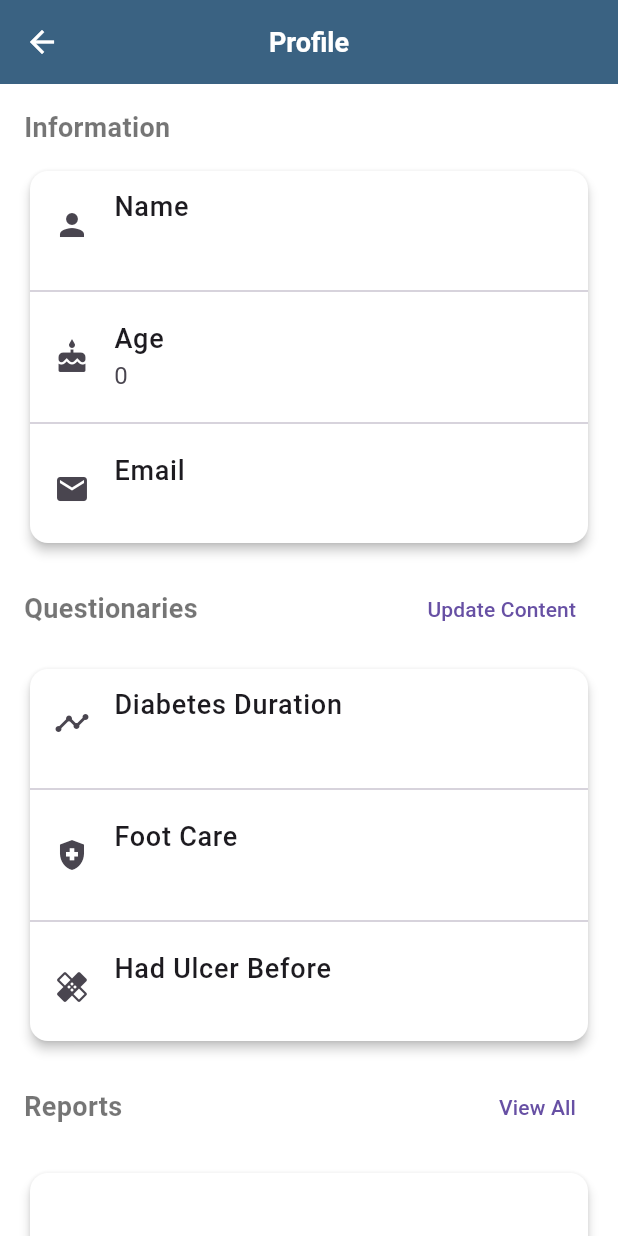
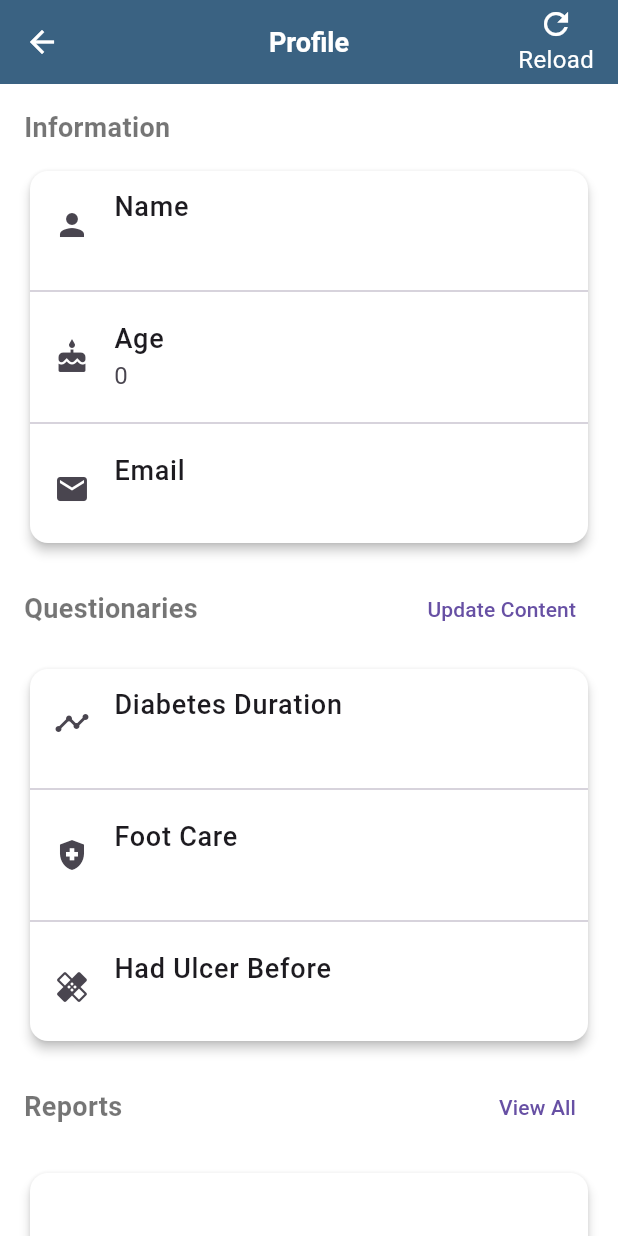
Before and after one commit to salmannaeem112215/dfuApp, a Flutter app: the ProfileScreen screen opened by its route, on a phone screen of 412 x 824 dp. Run offline on Flutter 3.47's test engine with Material 3 defaults, Android fonts, the phone set to English and light mode, and no system bars; our stand-ins replace camera, cloud_firestore, firebase_auth, firebase_core, get, image_picker and 1 more; accounts and stored records are empty.

Commit message:
Email Verifiaction + User Profile + User Data + User QUestionaires being safe

```diff
--- a/lib/screens/profile.dart
+++ b/lib/screens/profile.dart
@@ -1,4 +1,5 @@
 import 'package:flutter_ui/headers.dart';
+import 'package:flutter_ui/screens/home_screen.dart';
 
 class ProfileScreen extends StatefulWidget {
   const ProfileScreen({super.key});
@@ -9,12 +10,24 @@ class ProfileScreen extends StatefulWidget {
 
 class _ProfileScreenState extends State<ProfileScreen> {
   final controller = Get.find<AppController>();
+
   @override
   Widget build(BuildContext context) {
     final user = controller.myUser!;
+    print("IS EMAIL VEIRIFID ${controller.isEmailVerified}");
     return Scaffold(
       appBar: AppBar(
         title: Text('Profile'),
+        actions: [
+          AppBarActionBtn(
+            onTap: () async {
+              await controller.reload();
+              setState(() {});
+            },
+            icon: Icons.refresh,
+            text: 'Reload',
+          )
+        ],
       ),
       body: SingleChildScrollView(
         child: Padding(
@@ -54,7 +67,23 @@ class _ProfileScreenState extends State<ProfileScreen> {
                     Divider(),
                     ListTile(
                       leading: Icon(Icons.email),
-                      title: Text('Email'),
+                      title: Row(
+                        children: [
+                          Text('Email'),
+                          Spacer(),
+                          if (!FirebaseAuth.instance.currentUser!.emailVerified)
+                            GestureDetector(
+                              onTap: controller.sendEmailVerification,
+                              child: Text(
+                                'Verify Now',
+                                style: TextStyle(
+                                  color: Colors.blue,
+                                  fontSize: 16,
+                                ),
+                              ),
+                            ),
+                        ],
+                      ),
                       subtitle: Text(user.email),
                     ),
                   ],
--- a/lib/utility/my_firebase.dart
+++ b/lib/utility/my_firebase.dart
@@ -8,6 +8,7 @@ class MyFirebase {
   }
 
   User? get currentUser => _auth.currentUser;
+  bool get isEmailVerified => currentUser?.emailVerified ?? false;
 
   Future<MyUser?> autoLogin() async {
     try {
```
Also changed, not shown: lib/controller/app_controller.dart (+29 -0 lines), lib/utility/snackbar.dart (+11 -0 lines).
